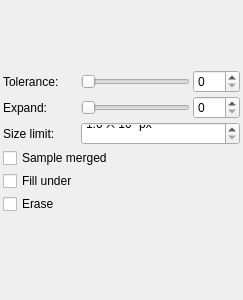
Above: src/desktop/ui/fillsettings.ui from drawpile/Drawpile before the change. Below: the same form after it.
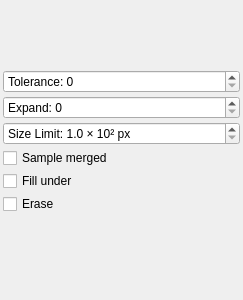
That is the form after the change. Custom widgets are drawn as their Qt base class.

Commit message: Switch fill settings to KisSliderSpinBox

What changed in the file:
```diff
--- a/src/desktop/ui/fillsettings.ui
+++ b/src/desktop/ui/fillsettings.ui
@@ -26,14 +26,31 @@
    <property name="spacing">
     <number>3</number>
    </property>
-   <item row="2" column="0">
-    <widget class="QLabel" name="label">
+   <item row="8" column="0" colspan="3">
+    <widget class="QCheckBox" name="samplemerged">
      <property name="text">
-      <string>Tolerance:</string>
+      <string>Sample merged</string>
      </property>
     </widget>
    </item>
-   <item row="8" column="0">
+   <item row="9" column="0">
+    <widget class="QCheckBox" name="fillunder">
+     <property name="text">
+      <string>Fill under</string>
+     </property>
+    </widget>
+   </item>
+   <item row="3" column="0" colspan="3">
+    <widget class="KisSliderSpinBox" name="tolerance">
+     <property name="prefix">
+      <string>Tolerance: </string>
+     </property>
+     <property name="maximum">
+      <number>254</number>
+     </property>
+    </widget>
+   </item>
+   <item row="11" column="0">
     <spacer name="verticalSpacer">
      <property name="orientation">
       <enum>Qt::Vertical</enum>
@@ -46,57 +63,6 @@
      </property>
     </spacer>
    </item>
-   <item row="3" column="1">
-    <widget class="QSlider" name="expand">
-     <property name="maximum">
-      <number>30</number>
-     </property>
-     <property name="pageStep">
-      <number>1</number>
-     </property>
-     <property name="orientation">
-      <enum>Qt::Horizontal</enum>
-     </property>
-    </widget>
-   </item>
-   <item row="2" column="1">
-    <widget class="QSlider" name="tolerance">
-     <property name="maximum">
-      <number>254</number>
-     </property>
-     <property name="orientation">
-      <enum>Qt::Horizontal</enum>
-     </property>
-    </widget>
-   </item>
-   <item row="2" column="2">
-    <widget class="QSpinBox" name="tolerancebox">
-     <property name="maximum">
-      <number>254</number>
-     </property>
-    </widget>
-   </item>
-   <item row="3" column="2">
-    <widget class="QSpinBox" name="expandBox">
-     <property name="maximum">
-      <number>30</number>
-     </property>
-    </widget>
-   </item>
-   <item row="5" column="0" colspan="3">
-    <widget class="QCheckBox" name="samplemerged">
-     <property name="text">
-      <string>Sample merged</string>
-     </property>
-    </widget>
-   </item>
-   <item row="3" column="0">
-    <widget class="QLabel" name="label_2">
-     <property name="text">
-      <string>Expand:</string>
-     </property>
-    </widget>
-   </item>
    <item row="1" column="0" colspan="3">
     <widget class="widgets::BrushPreview" name="preview">
      <property name="sizePolicy">
@@ -113,24 +79,30 @@
      </property>
     </widget>
    </item>
-   <item row="6" column="0">
-    <widget class="QCheckBox" name="fillunder">
+   <item row="10" column="0">
+    <widget class="QCheckBox" name="erasermode">
      <property name="text">
-      <string>Fill under</string>
+      <string>Erase</string>
      </property>
     </widget>
    </item>
-   <item row="4" column="0">
-    <widget class="QLabel" name="label_3">
-     <property name="text">
-      <string>Size limit:</string>
+   <item row="5" column="0" colspan="3">
+    <widget class="KisSliderSpinBox" name="expand">
+     <property name="prefix">
+      <string>Expand: </string>
      </property>
+     <property name="maximum">
+      <number>30</number>
+     </property>
     </widget>
    </item>
-   <item row="4" column="1" colspan="2">
-    <widget class="QDoubleSpinBox" name="sizelimit">
+   <item row="7" column="0" colspan="3">
+    <widget class="KisDoubleSliderSpinBox" name="sizelimit">
+     <property name="prefix">
+      <string>Size Limit: </string>
+     </property>
      <property name="suffix">
-      <string> ྾ 10² px</string>
+      <string> × 10² px</string>
      </property>
      <property name="decimals">
       <number>1</number>
@@ -146,13 +118,6 @@
      </property>
     </widget>
    </item>
-   <item row="7" column="0">
-    <widget class="QCheckBox" name="erasermode">
-     <property name="text">
-      <string>Erase</string>
-     </property>
-    </widget>
-   </item>
   </layout>
  </widget>
  <customwidgets>
@@ -162,6 +127,16 @@
    <header>widgets/brushpreview.h</header>
    <container>1</container>
   </customwidget>
+  <customwidget>
+   <class>KisSliderSpinBox</class>
+   <extends>QSpinBox</extends>
+   <header>widgets/kis_slider_spin_box.h</header>
+  </customwidget>
+  <customwidget>
+   <class>KisDoubleSliderSpinBox</class>
+   <extends>QDoubleSpinBox</extends>
+   <header>widgets/kis_slider_spin_box.h</header>
+  </customwidget>
  </customwidgets>
  <resources/>
  <connections>
```
Left out of the diff: 128 changed lines with no effect on the pictures. The commit also changes 1 other file.
